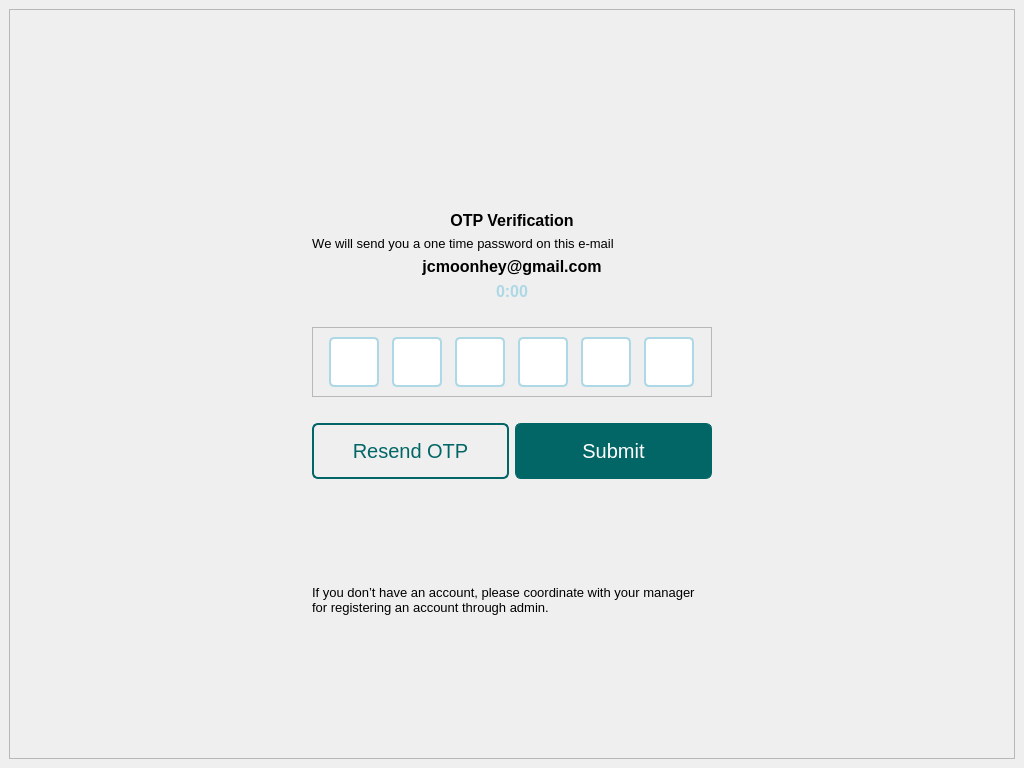
sehae/POS-with-Inventory-System, file screens/ui/authentication/otpVerification.ui: the form before one commit.
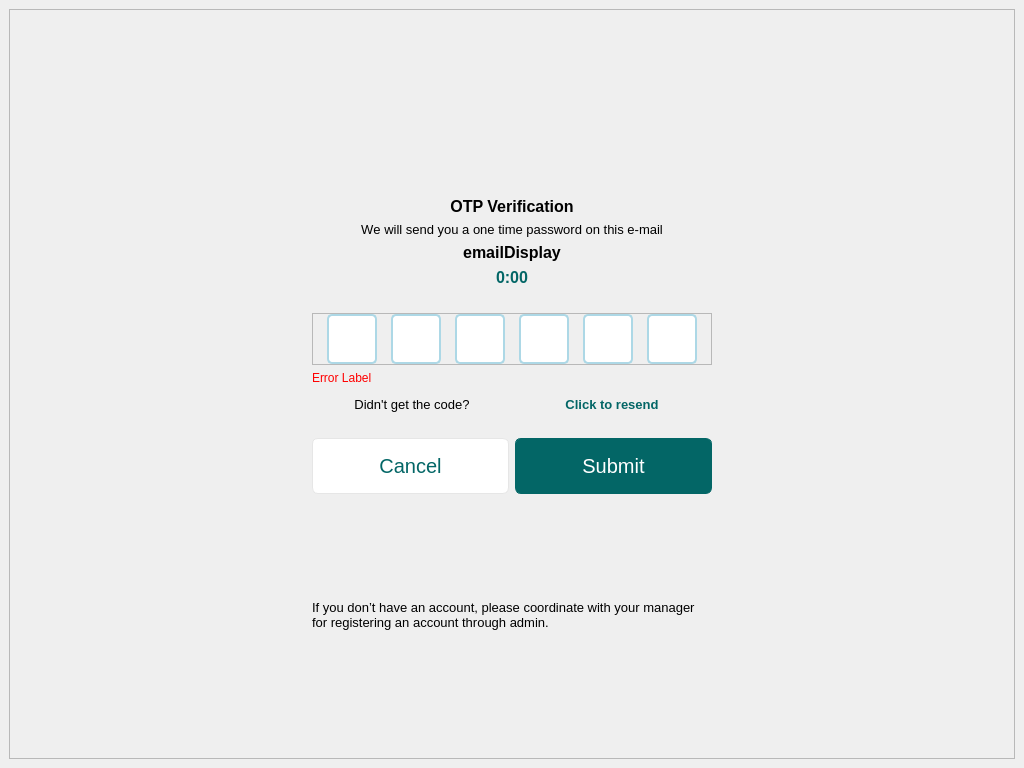
The form after the commit. Icons and pictures are not drawn.

Commit message: added error label

```diff
--- a/screens/ui/authentication/otpVerification.ui
+++ b/screens/ui/authentication/otpVerification.ui
@@ -26,6 +26,9 @@
       <layout class="QGridLayout" name="gridLayout_3">
        <item row="2" column="1">
         <layout class="QVBoxLayout" name="verticalLayout_2">
+         <property name="spacing">
+          <number>6</number>
+         </property>
          <item>
           <widget class="QWidget" name="logoWidget" native="true">
            <layout class="QHBoxLayout" name="horizontalLayout_3">
@@ -125,6 +128,9 @@
            <property name="scaledContents">
             <bool>false</bool>
            </property>
+           <property name="alignment">
+            <set>Qt::AlignCenter</set>
+           </property>
            <property name="wordWrap">
             <bool>false</bool>
            </property>
@@ -142,7 +148,7 @@
             </font>
            </property>
            <property name="text">
-            <string>jcmoonhey@gmail.com</string>
+            <string>emailDisplay</string>
            </property>
            <property name="alignment">
             <set>Qt::AlignCenter</set>
@@ -159,7 +165,7 @@
            </property>
            <property name="styleSheet">
             <string notr="true">QLabel {
-    color: #ADD8E6;
+    color: #036666;
 }
 </string>
            </property>
@@ -193,6 +199,24 @@
             <enum>QFrame::Raised</enum>
            </property>
            <layout class="QHBoxLayout" name="horizontalLayout_2">
+            <property name="spacing">
+             <number>0</number>
+            </property>
+            <property name="sizeConstraint">
+             <enum>QLayout::SetDefaultConstraint</enum>
+            </property>
+            <property name="leftMargin">
+             <number>0</number>
+            </property>
+            <property name="topMargin">
+             <number>0</number>
+            </property>
+            <property name="rightMargin">
+             <number>0</number>
+            </property>
+            <property name="bottomMargin">
+             <number>0</number>
+            </property>
             <item>
              <widget class="QLineEdit" name="otp1">
               <property name="sizePolicy">
@@ -376,6 +400,114 @@
            </layout>
           </widget>
          </item>
+         <item>
+          <widget class="QLabel" name="errorLBL">
+           <property name="styleSheet">
+            <string notr="true">QLabel {
+color: red;
+}</string>
+           </property>
+           <property name="text">
+            <string>Error Label</string>
+           </property>
+          </widget>
+         </item>
+         <item>
+          <widget class="QWidget" name="widget_3" native="true"/>
+         </item>
+         <item>
+          <widget class="QWidget" name="widget_2" native="true">
+           <property name="minimumSize">
+            <size>
+             <width>0</width>
+             <height>0</height>
+            </size>
+           </property>
+           <property name="maximumSize">
+            <size>
+             <width>16777215</width>
+             <height>16777215</height>
+            </size>
+           </property>
+           <layout class="QHBoxLayout" name="horizontalLayout_5">
+            <property name="spacing">
+             <number>0</number>
+            </property>
+            <property name="leftMargin">
+             <number>0</number>
+            </property>
+            <property name="topMargin">
+             <number>0</number>
+            </property>
+            <property name="rightMargin">
+             <number>0</number>
+            </property>
+            <property name="bottomMargin">
+             <number>0</number>
+            </property>
+            <item>
+             <widget class="QLabel" name="label">
+              <property name="font">
+               <font>
+                <pointsize>10</pointsize>
+               </font>
+              </property>
+              <property name="text">
+               <string>Didn't get the code?</string>
+              </property>
+              <property name="alignment">
+               <set>Qt::AlignCenter</set>
+              </property>
+             </widget>
+            </item>
+            <item>
+             <widget class="QPushButton" name="resendBTN">
+              <property name="minimumSize">
+               <size>
+                <width>0</width>
+                <height>0</height>
+               </size>
+              </property>
+              <property name="maximumSize">
+               <size>
+                <width>400</width>
+                <height>56</height>
+               </size>
+              </property>
+              <property name="font">
+               <font>
+                <pointsize>10</pointsize>
+                <bold>true</bold>
+                <underline>false</underline>
+               </font>
+              </property>
+              <property name="layoutDirection">
+               <enum>Qt::LeftToRight</enum>
+              </property>
+              <property name="styleSheet">
+               <string notr="true">QPushButton {
+    border: none;
+    color: #036666;
+    background: transparent;
+}
+
+QPushButton:hover {
+    color: #049393;
+}
+
+QPushButton:pressed {
+    color: #024c4c;
+}
+</string>
+              </property>
+              <property name="text">
+               <string>Click to resend</string>
+              </property>
+             </widget>
+            </item>
+           </layout>
+          </widget>
+         </item>
          <item>
           <spacer name="verticalSpacer">
            <property name="orientation">
@@ -405,7 +537,7 @@
              <number>0</number>
             </property>
             <item>
-             <widget class="QPushButton" name="resendBTN">
+             <widget class="QPushButton" name="cancelBTN">
               <property name="minimumSize">
                <size>
                 <width>0</width>
@@ -421,16 +553,18 @@
               <property name="styleSheet">
                <string notr="true">QPushButton {
     padding: 5px;
-    border: 2px Solid #036666;
+    border: 1px solid #E6E6E6;
     border-radius: 6px;
-    background-color: transparent;
+    background-color: #FFFFFF;
     color: #036666;
     font-size: 20px;
 }
+
 QPushButton:hover {
     border-color: #049393;
     color: #049393;
 }
+
 QPushButton:pressed {
     border-color: #024c4c;
     color: #024c4c;
@@ -438,7 +572,7 @@
 </string>
               </property>
               <property name="text">
-               <string>Resend OTP</string>
+               <string>Cancel</string>
               </property>
              </widget>
             </item>
```
Left out of the diff: 8 changed lines with no effect on the pictures. The commit also changes 1 other file.
